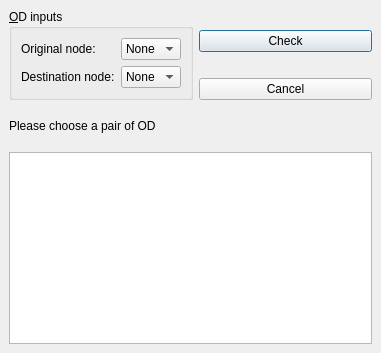
OdedCats/mezzo, file trunk/mezzoAnalyzer/ui/odcheckdlg.ui: the form before one commit.
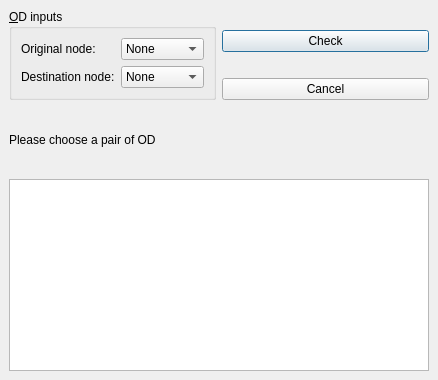
The form after the commit.

```diff
--- a/trunk/mezzoAnalyzer/ui/odcheckdlg.ui
+++ b/trunk/mezzoAnalyzer/ui/odcheckdlg.ui
@@ -5,8 +5,8 @@
    <rect>
     <x>0</x>
     <y>0</y>
-    <width>381</width>
-    <height>353</height>
+    <width>438</width>
+    <height>380</height>
    </rect>
   </property>
   <property name="windowTitle" >
```
